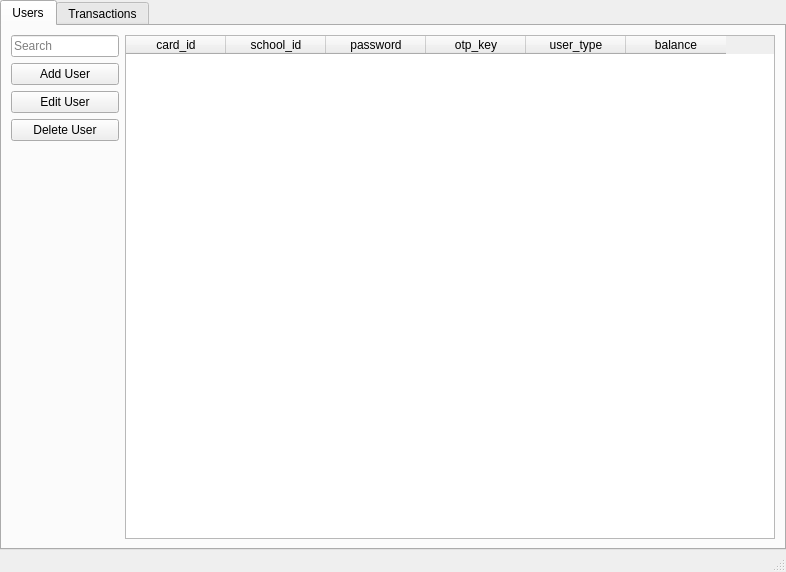
1icolo/AUPay, file qt/admin.ui: the form before one commit.
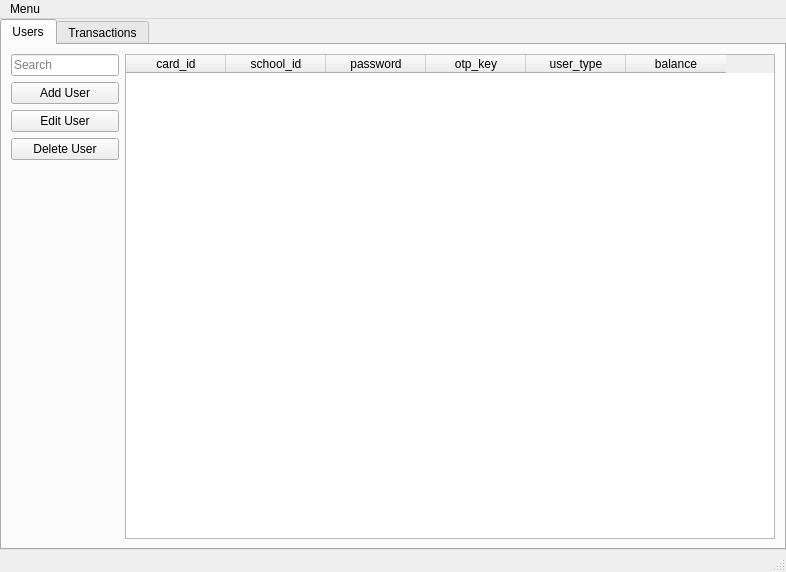
The form after the commit. Icons and pictures are not drawn.

Commit message: organized names and moved logout button to file menu

Diff of the .ui file:
```diff
--- a/qt/admin.ui
+++ b/qt/admin.ui
@@ -232,9 +232,16 @@
      <x>0</x>
      <y>0</y>
      <width>786</width>
-     <height>26</height>
+     <height>21</height>
     </rect>
    </property>
+   <widget class="QMenu" name="menuMenu">
+    <property name="title">
+     <string>Menu</string>
+    </property>
+    <addaction name="actionLogout"/>
+   </widget>
+   <addaction name="menuMenu"/>
   </widget>
  </widget>
  <resources/>
```
Left out of the diff: 5 changed lines with no effect on the pictures. The commit also changes 7 other files.
